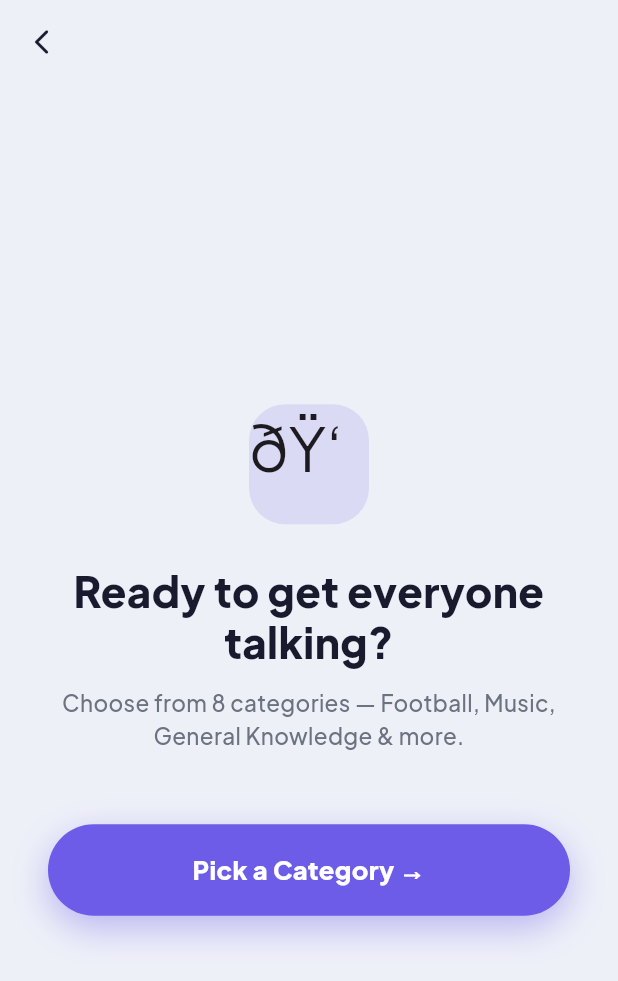
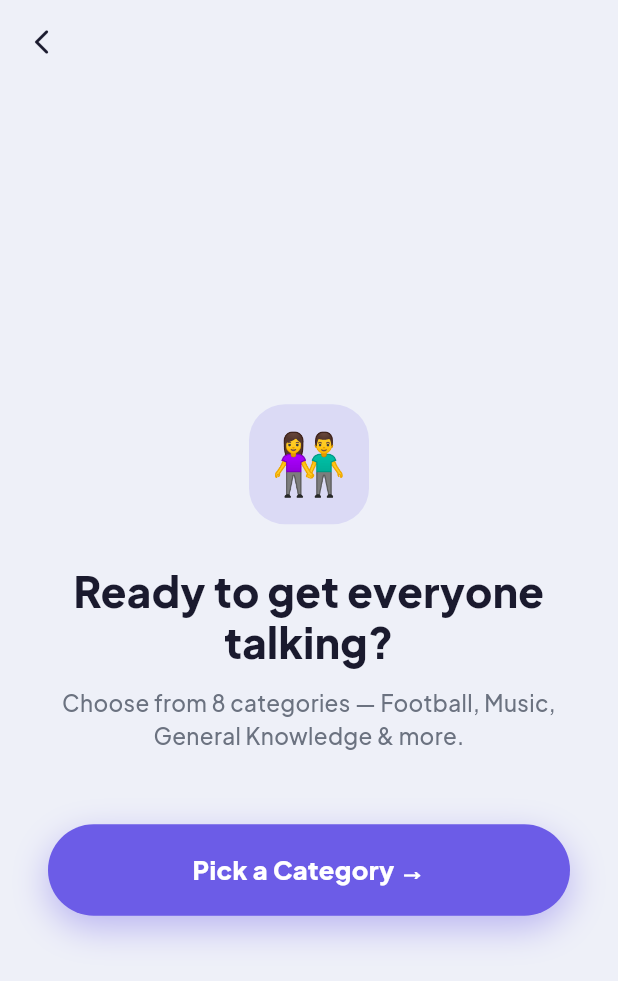
Before and after one commit to kmwannas-maker/Wannas-final, a Flutter app: the FriendsIntroScreen screen opened by its route, on a phone screen of 412 x 824 dp. Shown: the top 981 px of the screen. Run offline on Flutter 3.47's test engine with Material 3 defaults, Android fonts, the phone set to English and light mode, and no system bars; our stand-ins replace cloud_firestore, confetti, firebase_core, flutter_riverpod, go_router, google_fonts and 2 more; accounts and stored records are empty.

Commit message:
Fix broken emoji in friends intro screen

```diff
--- a/lib/features/friends/friends_intro_screen.dart
+++ b/lib/features/friends/friends_intro_screen.dart
@@ -37,7 +37,6 @@ class FriendsIntroScreen extends ConsumerWidget {
           child: Column(
             mainAxisAlignment: MainAxisAlignment.center,
             children: [
-              // Icon
               Container(
                 width: 80,
                 height: 80,
@@ -46,12 +45,10 @@ class FriendsIntroScreen extends ConsumerWidget {
                   borderRadius: BorderRadius.circular(24),
                 ),
                 child: const Center(
-                  child: Text('ðŸ‘«', style: TextStyle(fontSize: 40)),
+                  child: Text('👫', style: TextStyle(fontSize: 40)),
                 ),
               ),
               const SizedBox(height: 28),
-
-              // Title
               Text(
                 s.friendsIntroTitle,
                 textAlign: TextAlign.center,
@@ -64,8 +61,6 @@ class FriendsIntroScreen extends ConsumerWidget {
                 ),
               ),
               const SizedBox(height: 12),
-
-              // Subtitle
               Text(
                 s.friendsIntroSub,
                 textAlign: TextAlign.center,
@@ -77,8 +72,6 @@ class FriendsIntroScreen extends ConsumerWidget {
                 ),
               ),
               const SizedBox(height: 48),
-
-              // CTA button
               GestureDetector(
                 onTap: () => context.push('/friends/categories'),
                 child: Container(
```
